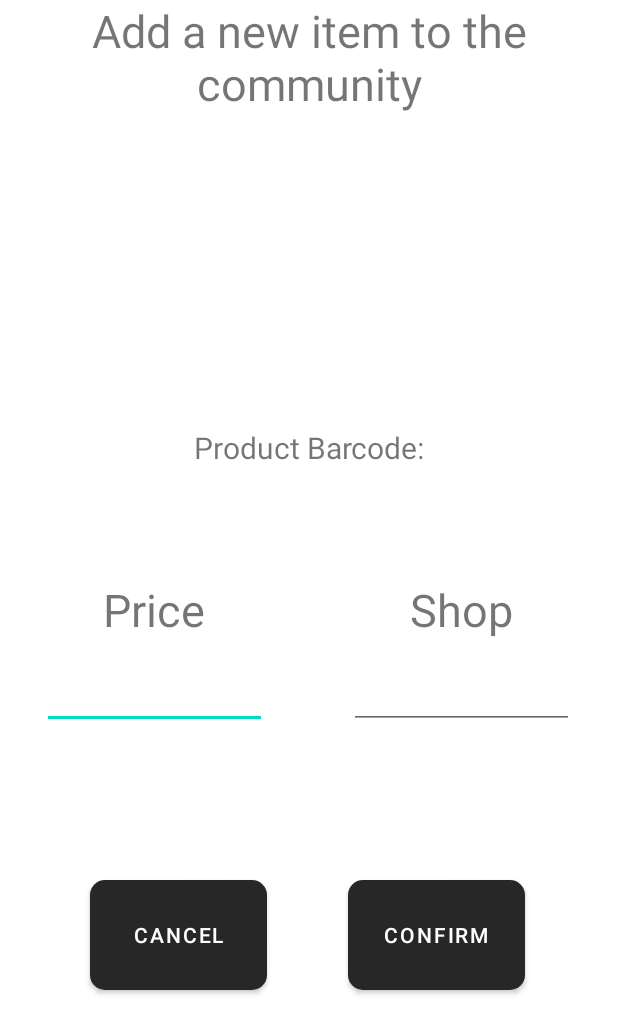
After one commit to andretmarques/ShopIST, an Android app: the layout activity_price_shop.xml on its own in the app's theme, with its tools: preview values and no code run, on a phone screen of 412 x 824 dp. The commit adds this screen. Shown: the top 1034 px of the screen. Run offline under Robolectric (Android 15) with nearby library versions, the phone set to English and light mode, and no system bars.

Commit message:
new layout

```diff
--- a/app/src/main/AndroidManifest.xml
+++ b/app/src/main/AndroidManifest.xml
@@ -59,6 +59,10 @@
             android:name=".ScanBarcodeActivity" >
         </activity>
 
+        <activity
+            android:name=".PriceShopActivity" >
+        </activity>
+
         <service
             android:name="MainActivity"
             android:foregroundServiceType="location" />
--- /dev/null
+++ b/app/src/main/res/layout/activity_price_shop.xml
@@ -0,0 +1,116 @@
+<?xml version="1.0" encoding="utf-8"?>
+<androidx.constraintlayout.widget.ConstraintLayout
+    xmlns:android="http://schemas.android.com/apk/res/android"
+    xmlns:app="http://schemas.android.com/apk/res-auto"
+    xmlns:tools="http://schemas.android.com/tools"
+    android:layout_width="match_parent"
+    android:layout_height="match_parent">
+
+    <TextView
+        android:layout_width="match_parent"
+        android:layout_height="wrap_content"
+        android:text="Add a new item to the community"
+        android:textAlignment="center"
+        android:textSize="30sp"
+        app:layout_constraintBottom_toBottomOf="parent"
+        app:layout_constraintStart_toStartOf="parent"
+        app:layout_constraintTop_toTopOf="parent"
+        app:layout_constraintVertical_bias="0.0" />
+
+    <TextView
+        android:layout_width="match_parent"
+        android:layout_height="wrap_content"
+        android:text="Product Barcode:"
+        android:textAlignment="center"
+        android:textSize="20sp"
+        app:layout_constraintBottom_toBottomOf="parent"
+        app:layout_constraintStart_toStartOf="parent"
+        app:layout_constraintTop_toTopOf="parent"
+        app:layout_constraintVertical_bias="0.357" />
+
+    <TextView
+        android:id="@+id/product_barcode"
+        android:layout_width="match_parent"
+        android:layout_height="wrap_content"
+        android:textAlignment="center"
+        android:textSize="20sp"
+        app:layout_constraintBottom_toBottomOf="parent"
+        app:layout_constraintStart_toStartOf="parent"
+        app:layout_constraintTop_toTopOf="parent"
+        app:layout_constraintVertical_bias="0.394" />
+
+    <TextView
+        android:id="@+id/textViewPrice"
+        android:layout_width="150dp"
+        android:layout_height="50dp"
+        android:text="Price"
+        android:textAlignment="center"
+        android:textSize="30sp"
+        app:layout_constraintBottom_toBottomOf="parent"
+        app:layout_constraintEnd_toEndOf="parent"
+        app:layout_constraintHorizontal_bias="0.107"
+        app:layout_constraintStart_toStartOf="parent"
+        app:layout_constraintTop_toTopOf="parent"
+        app:layout_constraintVertical_bias="0.499" />
+
+    <EditText
+        android:id="@+id/editTextPrice"
+        android:layout_width="150dp"
+        android:layout_height="50dp"
+        android:autofillHints="Price of item"
+        app:layout_constraintBottom_toBottomOf="parent"
+        app:layout_constraintEnd_toEndOf="parent"
+        app:layout_constraintHorizontal_bias="0.107"
+        app:layout_constraintStart_toStartOf="parent"
+        app:layout_constraintTop_toBottomOf="@+id/textViewPrice"
+        app:layout_constraintVertical_bias="0.0" />
+
+    <TextView
+        android:id="@+id/textViewShop"
+        android:layout_width="150dp"
+        android:layout_height="50dp"
+        android:text="Shop"
+        android:textAlignment="center"
+        android:textSize="30sp"
+        app:layout_constraintBottom_toBottomOf="parent"
+        app:layout_constraintEnd_toEndOf="parent"
+        app:layout_constraintHorizontal_bias="0.888"
+        app:layout_constraintStart_toStartOf="parent"
+        app:layout_constraintTop_toTopOf="parent"
+        app:layout_constraintVertical_bias="0.499" />
+
+    <EditText
+        android:id="@+id/editTextShop"
+        android:layout_width="150dp"
+        android:layout_height="50dp"
+        android:autofillHints="Name of shop"
+        app:layout_constraintBottom_toBottomOf="parent"
+        app:layout_constraintEnd_toEndOf="parent"
+        app:layout_constraintHorizontal_bias="0.888"
+        app:layout_constraintStart_toStartOf="parent"
+        app:layout_constraintTop_toBottomOf="@+id/textViewShop"
+        app:layout_constraintVertical_bias="0.0" />
+
+    <Button
+        android:id="@+id/cancel_price_shop"
+        android:layout_width="118dp"
+        android:layout_height="73dp"
+        android:layout_marginStart="60dp"
+        android:layout_marginBottom="164dp"
+        android:background="@drawable/button_background"
+        android:text="Cancel"
+        app:layout_constraintBottom_toBottomOf="parent"
+        app:layout_constraintStart_toStartOf="parent" />
+
+    <Button
+        android:id="@+id/confirm_price_shop"
+        android:layout_width="118dp"
+        android:layout_height="73dp"
+        android:layout_marginStart="232dp"
+        android:layout_marginBottom="164dp"
+        android:background="@drawable/button_background"
+        android:text="Confirm"
+        app:layout_constraintBottom_toBottomOf="parent"
+        app:layout_constraintStart_toStartOf="parent" />
+
+</androidx.constraintlayout.widget.ConstraintLayout>
```
Also changed, not shown: app/src/main/java/pt/ulisboa/tecnico/cmov/shopist/MainActivity.java (+0 -38 lines), app/src/main/java/pt/ulisboa/tecnico/cmov/shopist/PantryInside.java (+16 -55 lines), app/src/main/java/pt/ulisboa/tecnico/cmov/shopist/PriceShopActivity.java (added, +14 -0 lines), app/src/main/java/pt/ulisboa/tecnico/cmov/shopist/ScanBarcodeActivity.java (+9 -31 lines), app/src/main/res/layout/activity_scan_barcode.xml (+0 -13 lines).
